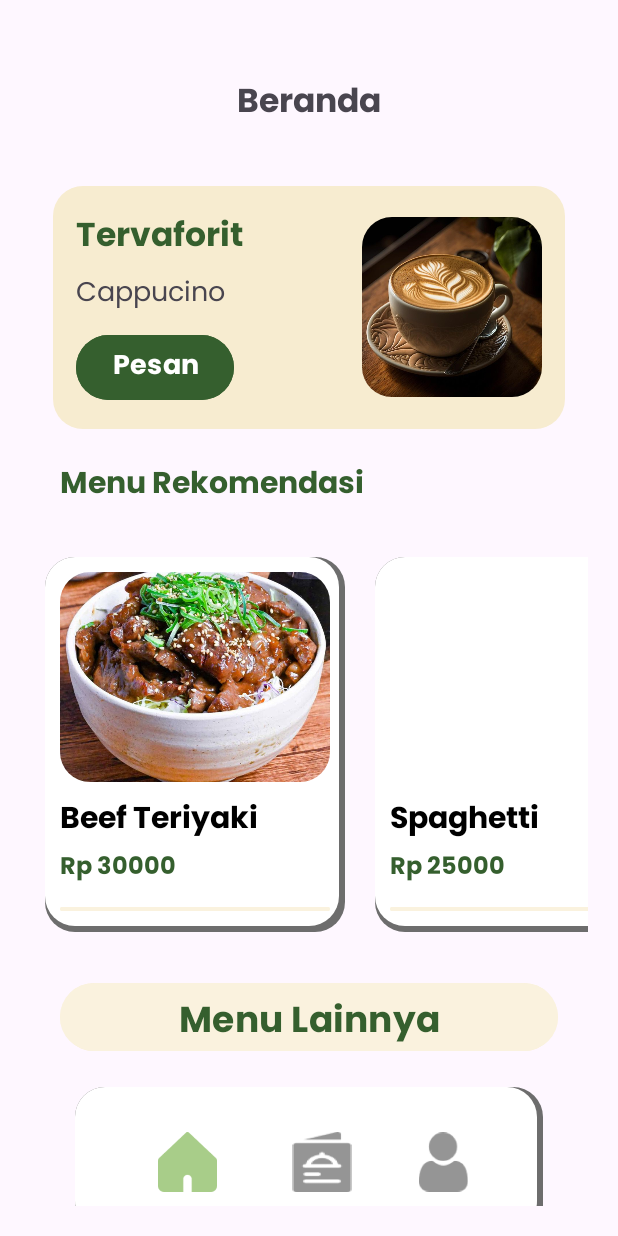
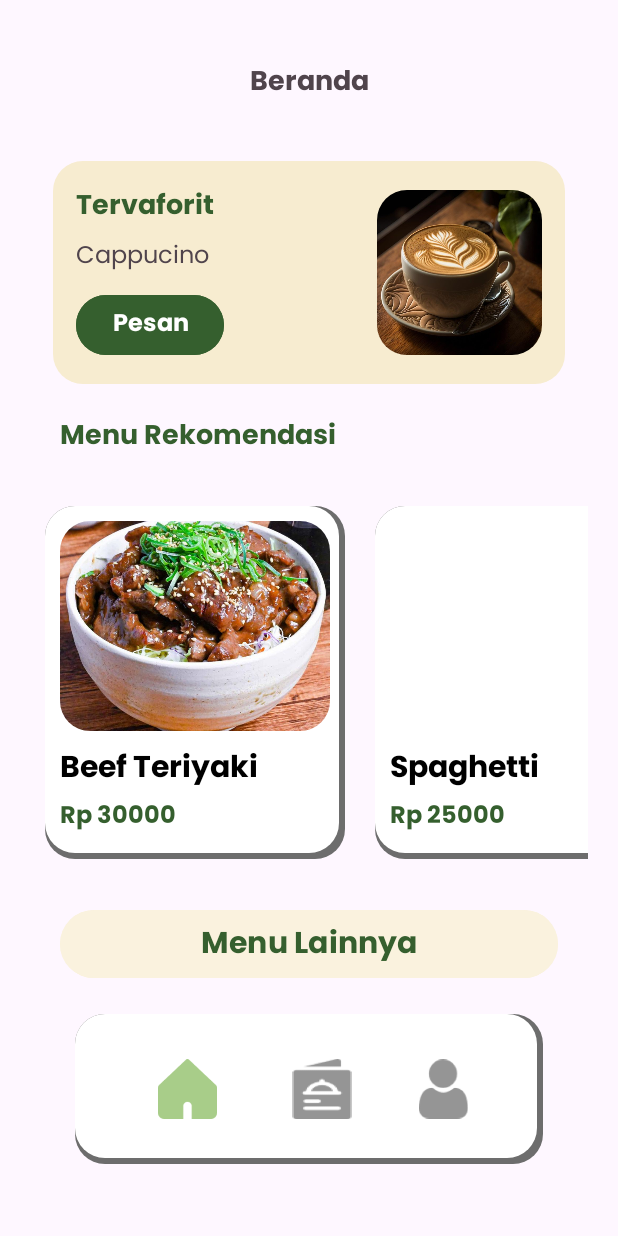
Before and after one commit to Hafizaprianto/Projek-BP3-Individu, an Android app: the Beranda screen opened directly, with no data from a screen before it, on a phone screen of 412 x 824 dp. Run offline under Robolectric (Android 15) with nearby library versions, the phone set to English and light mode, and no system bars.

Commit message:
release versi 1.0

```diff
--- a/app/src/main/res/layout/activity_beranda.xml
+++ b/app/src/main/res/layout/activity_beranda.xml
@@ -7,17 +7,19 @@
     android:layout_height="match_parent"
     android:orientation="vertical"
     android:padding="20dp"
+    android:background="#fef7ff"
     tools:context=".Beranda">
 
     <!-- Text Beranda -->
     <TextView
         android:layout_width="match_parent"
         android:layout_height="wrap_content"
+        android:textColor="#50444c"
         android:fontFamily="@font/pbold"
         android:textStyle="bold"
         android:textAlignment="center"
-        android:textSize="22sp"
-        android:layout_marginTop="30dp"
+        android:textSize="18sp"
+        android:layout_marginTop="20dp"
         android:layout_marginBottom="20dp"
         android:text="Beranda" />
 
@@ -47,7 +49,7 @@
                 android:fontFamily="@font/pbold"
                 android:text="Tervaforit"
                 android:textColor="#355F2E"
-                android:textSize="22sp"
+                android:textSize="18sp"
                 android:textStyle="bold"
                 android:layout_marginBottom="4dp" />
 
@@ -55,9 +57,10 @@
             <TextView
                 android:layout_width="wrap_content"
                 android:layout_height="wrap_content"
+                android:textColor="#50444c"
                 android:fontFamily="@font/pregular"
                 android:text="Cappucino"
-                android:textSize="18sp"
+                android:textSize="16sp"
                 android:layout_marginBottom="8dp" />
 
             <!-- Tombol Pesan Sekarang -->
@@ -67,14 +70,15 @@
                 android:layout_height="wrap_content"
                 android:fontFamily="@font/pbold"
                 android:backgroundTint="#355F2E"
-                android:textSize="18sp"
+                android:textColor="#fff"
+                android:textSize="16sp"
                 android:text="Pesan" />
         </LinearLayout>
 
         <!-- Gambar di Kanan -->
         <ImageView
-            android:layout_width="120dp"
-            android:layout_height="120dp"
+            android:layout_width="110dp"
+            android:layout_height="110dp"
             android:src="@drawable/cappucino"
             android:layout_marginStart="16dp"
             android:background="@drawable/rounded"
@@ -89,7 +93,7 @@
         android:text="Menu Rekomendasi"
         android:layout_marginVertical="20dp"
         android:layout_marginHorizontal="20dp"
-        android:textSize="20sp"
+        android:textSize="18sp"
         android:textStyle="bold"
         android:textColor="#355F2E"
         />
@@ -97,7 +101,7 @@
     <androidx.recyclerview.widget.RecyclerView
         android:id="@+id/recyclerView"
         android:layout_width="match_parent"
-        android:layout_height="270dp" />
+        android:layout_height="255dp" />
 
     <Button
         android:id="@+id/button_menu_lainnya"
@@ -108,7 +112,7 @@
         android:text="Menu Lainnya"
         android:backgroundTint="#FAF2DE"
         android:textColor="#355F2E"
-        android:textSize="24sp" />
+        android:textSize="20sp" />
 
     <LinearLayout
         android:layout_width="match_parent"
--- a/app/src/main/res/layout/activity_cart.xml
+++ b/app/src/main/res/layout/activity_cart.xml
@@ -5,6 +5,7 @@
     android:layout_height="match_parent"
     android:orientation="vertical"
     android:id="@+id/activity_cart"
+    android:background="#fef7ff"
     android:padding="16dp">
 
     <androidx.recyclerview.widget.RecyclerView
--- a/app/src/main/res/layout/activity_detail.xml
+++ b/app/src/main/res/layout/activity_detail.xml
@@ -6,6 +6,7 @@
     android:layout_height="match_parent"
     android:orientation="vertical"
     android:id="@+id/activity_detail"
+    android:background="#fef7ff"
     android:padding="16dp">
 
     <ImageView
--- a/app/src/main/res/layout/activity_main.xml
+++ b/app/src/main/res/layout/activity_main.xml
@@ -32,6 +32,7 @@
             android:fontFamily="@font/pregular"
             android:layout_width="250dp"
             android:layout_height="wrap_content"
+            android:textColor="#50444c"
             android:gravity="center"
             android:layout_marginTop="10dp"
             android:layout_marginBottom="80dp"
--- a/app/src/main/res/layout/activity_pembayaran.xml
+++ b/app/src/main/res/layout/activity_pembayaran.xml
@@ -15,6 +15,7 @@
         android:layout_height="wrap_content"
         android:text="Pilih Metode Pembayaran"
         android:fontFamily="@font/pbold"
+        android:textColor="#50444c"
         android:textSize="20sp"
         android:gravity="center"
         android:textStyle="bold"
--- a/app/src/main/res/layout/activity_sukses.xml
+++ b/app/src/main/res/layout/activity_sukses.xml
@@ -7,6 +7,7 @@
     android:layout_height="match_parent"
     android:orientation="vertical"
     android:padding="20dp"
+    android:background="#fef7ff"
     tools:context=".Sukses">
 
     <TextView
@@ -14,6 +15,7 @@
         android:layout_height="wrap_content"
         android:fontFamily="@font/pbold"
         android:text="Aktivasi Pembayaran"
+        android:textColor="#50444c"
         android:textSize="20sp"
         android:gravity="center"
         android:textStyle="bold"
@@ -49,6 +51,7 @@
                 android:layout_width="match_parent"
                 android:layout_height="match_parent"
                 android:fontFamily="@font/pbold"
+                android:textColor="#50444c"
                 android:layout_marginTop="20dp"
                 android:gravity="center"
                 android:textStyle="bold"
--- a/app/src/main/res/layout/item_cart.xml
+++ b/app/src/main/res/layout/item_cart.xml
@@ -28,6 +28,7 @@
             android:id="@+id/cartItemName"
             android:layout_width="wrap_content"
             android:layout_height="wrap_content"
+            android:textColor="#50444c"
             android:fontFamily="@font/pbold"
             android:text="Nama Item"
             android:textSize="20sp"
```
Also changed, not shown: app/src/main/res/layout/activity_about_us.xml (+5 -3 lines), app/src/main/res/layout/activity_login.xml (+7 -0 lines), app/src/main/res/layout/activity_menu_kopi.xml (+10 -5 lines), app/src/main/res/layout/activity_menu_makanan.xml (+9 -5 lines), app/src/main/res/layout/activity_menu_nonkopi.xml (+8 -5 lines), app/src/main/res/layout/activity_register.xml (+11 -0 lines).
